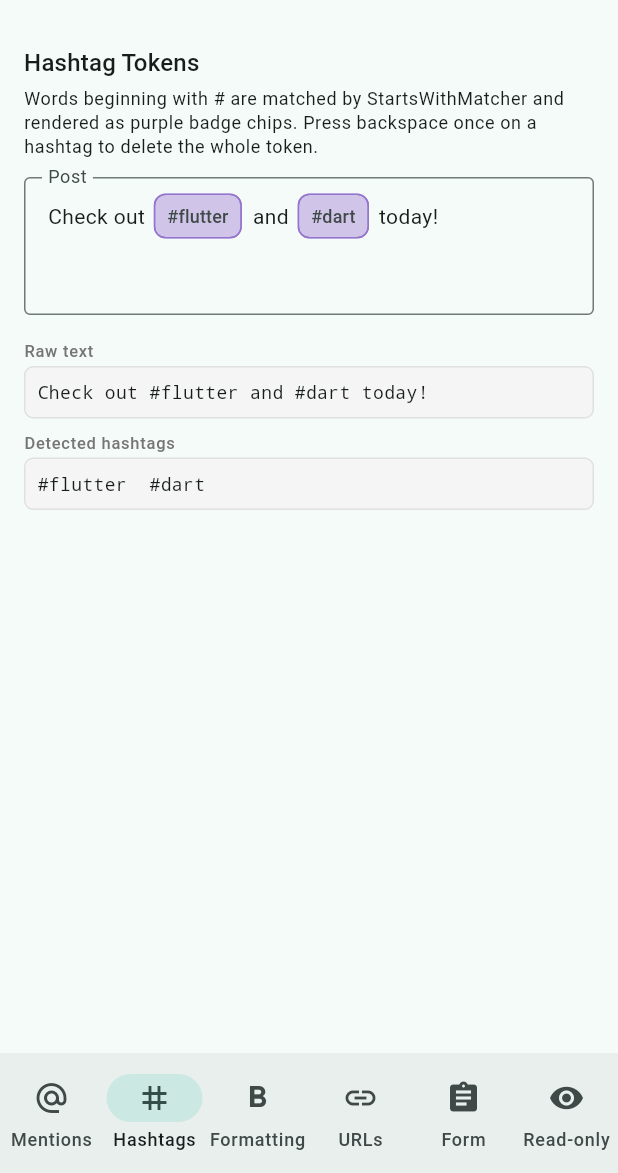
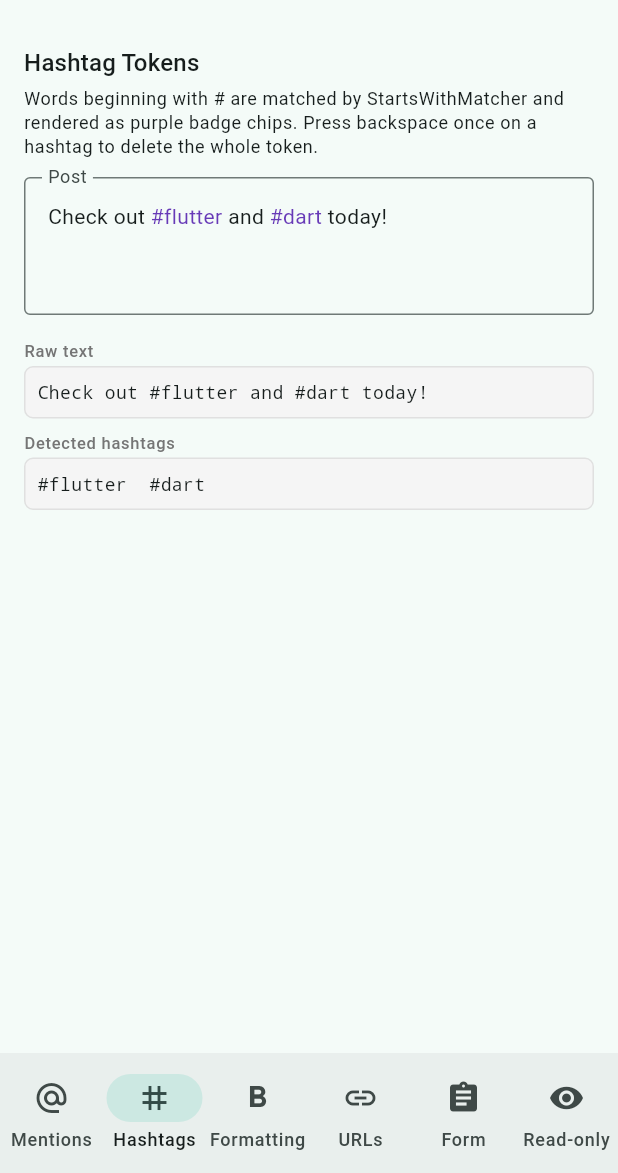
Before and after one commit to nombrekeff/super_field, a Flutter app: the screen it shows after launch, item 2 of the bottom bar chosen, on a phone screen of 412 x 824 dp, the part 63-1236 px from its top. Run offline on Flutter 3.47's test engine with Material 3 defaults, Android fonts, the phone set to English and light mode, and no system bars.

Commit message:
feat(example): render hashtags as editable purple text spans
Co-authored-by: nombrekeff <17043260+nombrekeff@users.noreply.github.com>

```diff
--- a/example/lib/rules/hashtag_rule.dart
+++ b/example/lib/rules/hashtag_rule.dart
@@ -1,8 +1,7 @@
 import 'package:flutter/material.dart';
 import 'package:super_field/super_field.dart';
 
-/// Renders `#word` tokens as purple badge chips while editing and as coloured
-/// bold text in read-only mode.
+/// Renders `#word` tokens as purple text.
 class HashtagRule extends TokenRule {
   const HashtagRule();
 
@@ -13,7 +12,7 @@ class HashtagRule extends TokenRule {
   TokenMatcher get matcher => const StartsWithMatcher('#');
 
   @override
-  TokenBehavior get behavior => TokenBehavior.atomic;
+  TokenBehavior get behavior => TokenBehavior.transparent;
 
   @override
   InlineSpan buildSpan({
@@ -22,31 +21,9 @@ class HashtagRule extends TokenRule {
     required TextStyle defaultStyle,
     required bool isReadOnly,
   }) {
-    // match.fullText is e.g. "#flutter"
-    if (isReadOnly) {
-      return TextSpan(
-        text: match.fullText,
-        style: defaultStyle.copyWith(
-          color: Colors.deepPurple,
-          fontWeight: FontWeight.bold,
-        ),
-      );
-    }
-
-    return WidgetSpan(
-      alignment: PlaceholderAlignment.middle,
-      child: Padding(
-        padding: const EdgeInsets.symmetric(horizontal: 2),
-        child: Chip(
-          materialTapTargetSize: MaterialTapTargetSize.shrinkWrap,
-          visualDensity: VisualDensity.compact,
-          label: Text(match.fullText),
-          backgroundColor: Colors.deepPurple.shade100,
-          side: BorderSide(color: Colors.deepPurple.shade300),
-          labelStyle: const TextStyle(fontSize: 12),
-          padding: EdgeInsets.zero,
-        ),
-      ),
+    return TextSpan(
+      text: match.fullText,
+      style: defaultStyle.copyWith(color: Colors.deepPurple),
     );
   }
 
```
Also changed, not shown: 1 other file.
